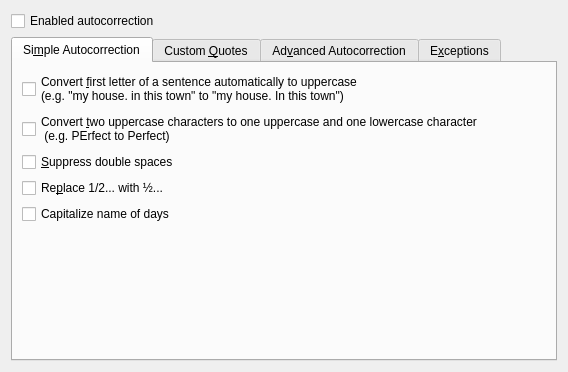
First picture: the form in messagecomposer/autocorrection/kmcomposerautocorrectionwidget.ui, repository chusopr/kdepim-ktimetracker-akonadi, before the edit.
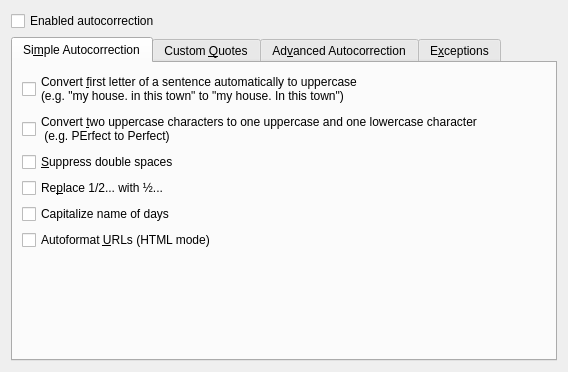
Second picture: the form after the edit. Custom widgets are drawn as their Qt base class.

Commit message: Add auto format url in html mode

The edit to the form file:
```diff
--- a/messagecomposer/autocorrection/kmcomposerautocorrectionwidget.ui
+++ b/messagecomposer/autocorrection/kmcomposerautocorrectionwidget.ui
@@ -20,7 +20,7 @@
       <attribute name="title">
        <string>Si&amp;mple Autocorrection</string>
       </attribute>
-      <layout class="QVBoxLayout">
+      <layout class="QVBoxLayout" name="verticalLayout_3">
        <item>
         <widget class="QCheckBox" name="upperCase">
          <property name="whatsThis">
@@ -73,6 +73,16 @@
          </property>
         </widget>
        </item>
+       <item>
+        <widget class="QCheckBox" name="autoFormatUrl">
+         <property name="whatsThis">
+          <string>Detect when a URL (Uniform Resource Locator) is typed and provide formatting that matches the way an Internet browser would show a URL.</string>
+         </property>
+         <property name="text">
+          <string>Autoformat &amp;URLs (HTML mode)</string>
+         </property>
+        </widget>
+       </item>
        <item>
         <spacer>
          <property name="orientation">
```
The commit also changes 5 other files.
